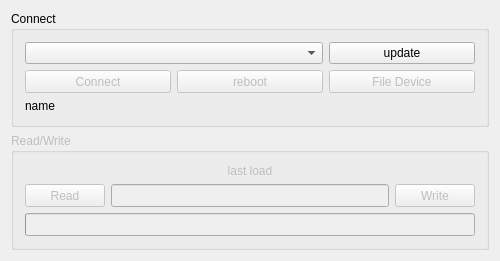
Above: wlproj/wlfw/wlfw.ui from wldevru/src before the change. Below: the same form after it.
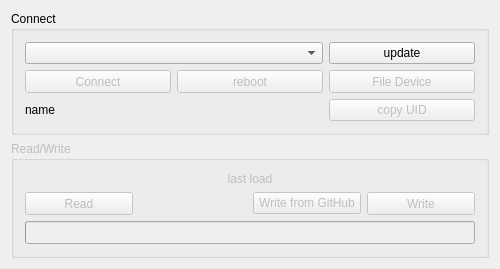
That is the form after the change.

```diff
--- a/wlproj/wlfw/wlfw.ui
+++ b/wlproj/wlfw/wlfw.ui
@@ -7,7 +7,7 @@
     <x>0</x>
     <y>0</y>
     <width>500</width>
-    <height>239</height>
+    <height>232</height>
    </rect>
   </property>
   <property name="minimumSize">
@@ -140,6 +140,16 @@
         </property>
        </widget>
       </item>
+      <item row="4" column="3">
+       <widget class="QPushButton" name="pbCopyUID">
+        <property name="enabled">
+         <bool>false</bool>
+        </property>
+        <property name="text">
+         <string>copy UID</string>
+        </property>
+       </widget>
+      </item>
      </layout>
     </widget>
    </item>
@@ -161,64 +171,7 @@
       <property name="sizeConstraint">
        <enum>QLayout::SetDefaultConstraint</enum>
       </property>
-      <item row="1" column="0">
-       <widget class="QPushButton" name="pbRead">
-        <property name="sizePolicy">
-         <sizepolicy hsizetype="Preferred" vsizetype="Preferred">
-          <horstretch>0</horstretch>
-          <verstretch>0</verstretch>
-         </sizepolicy>
-        </property>
-        <property name="minimumSize">
-         <size>
-          <width>0</width>
-          <height>23</height>
-         </size>
-        </property>
-        <property name="text">
-         <string>Read</string>
-        </property>
-       </widget>
-      </item>
-      <item row="1" column="2">
-       <widget class="QPushButton" name="pbWrite">
-        <property name="sizePolicy">
-         <sizepolicy hsizetype="Preferred" vsizetype="Maximum">
-          <horstretch>0</horstretch>
-          <verstretch>0</verstretch>
-         </sizepolicy>
-        </property>
-        <property name="minimumSize">
-         <size>
-          <width>0</width>
-          <height>23</height>
-         </size>
-        </property>
-        <property name="text">
-         <string>Write</string>
-        </property>
-       </widget>
-      </item>
-      <item row="1" column="1">
-       <widget class="QLineEdit" name="lineEditUID">
-        <property name="sizePolicy">
-         <sizepolicy hsizetype="Expanding" vsizetype="Preferred">
-          <horstretch>0</horstretch>
-          <verstretch>0</verstretch>
-         </sizepolicy>
-        </property>
-        <property name="minimumSize">
-         <size>
-          <width>0</width>
-          <height>23</height>
-         </size>
-        </property>
-        <property name="readOnly">
-         <bool>true</bool>
-        </property>
-       </widget>
-      </item>
-      <item row="2" column="0" colspan="3">
+      <item row="3" column="0" colspan="4">
        <widget class="QProgressBar" name="progressBar">
         <property name="sizePolicy">
          <sizepolicy hsizetype="Expanding" vsizetype="Maximum">
@@ -232,6 +185,9 @@
           <height>23</height>
          </size>
         </property>
+        <property name="maximum">
+         <number>100</number>
+        </property>
         <property name="value">
          <number>0</number>
         </property>
@@ -240,7 +196,52 @@
         </property>
        </widget>
       </item>
-      <item row="0" column="0" colspan="3">
+      <item row="2" column="0">
+       <widget class="QPushButton" name="pbRead">
+        <property name="sizePolicy">
+         <sizepolicy hsizetype="Preferred" vsizetype="Preferred">
+          <horstretch>0</horstretch>
+          <verstretch>0</verstretch>
+         </sizepolicy>
+        </property>
+        <property name="minimumSize">
+         <size>
+          <width>0</width>
+          <height>23</height>
+         </size>
+        </property>
+        <property name="text">
+         <string>Read</string>
+        </property>
+       </widget>
+      </item>
+      <item row="2" column="2">
+       <widget class="QPushButton" name="pbWriteCloud">
+        <property name="text">
+         <string>Write from GitHub</string>
+        </property>
+       </widget>
+      </item>
+      <item row="2" column="3">
+       <widget class="QPushButton" name="pbWrite">
+        <property name="sizePolicy">
+         <sizepolicy hsizetype="Preferred" vsizetype="Maximum">
+          <horstretch>0</horstretch>
+          <verstretch>0</verstretch>
+         </sizepolicy>
+        </property>
+        <property name="minimumSize">
+         <size>
+          <width>0</width>
+          <height>23</height>
+         </size>
+        </property>
+        <property name="text">
+         <string>Write</string>
+        </property>
+       </widget>
+      </item>
+      <item row="1" column="0" colspan="4">
        <widget class="QLabel" name="label">
         <property name="sizePolicy">
          <sizepolicy hsizetype="Expanding" vsizetype="Maximum">
```
Left out of the diff: 88 changed lines with no effect on the pictures.
